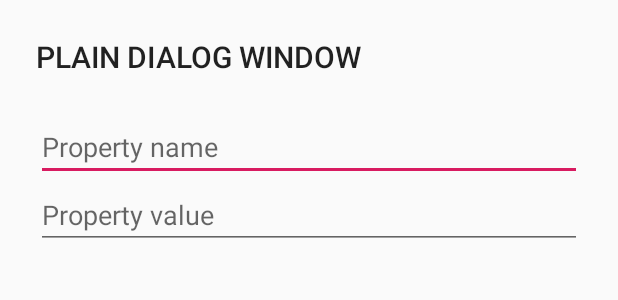
After one commit to kinjalik/Device-Manager-for-Android, an Android app: the layout dialog_create_device_prop.xml on its own in the app's theme, with its tools: preview values and no code run, on a phone screen of 412 x 824 dp. The commit adds this screen. Shown: the top 300 px of the screen. Run offline under Robolectric (Android 15) with nearby library versions, the phone set to English and light mode, and no system bars.

Commit message:
User now can add Device Property

```diff
--- a/app/src/main/java/com/example/devicemanagement/Activities/DeviceDetailActivity.java
+++ b/app/src/main/java/com/example/devicemanagement/Activities/DeviceDetailActivity.java
@@ -9,7 +9,7 @@ import android.support.v7.widget.Toolbar;
 import android.util.Log;
 import android.view.MenuItem;
 
-import com.example.devicemanagement.DeviceListRecyclerAdapter;
+import com.example.devicemanagement.Adapters.DeviceListRecyclerAdapter;
 import com.example.devicemanagement.Entities.Device;
 import com.example.devicemanagement.Fragments.DeviceDetailFragment;
 import com.example.devicemanagement.Network.BackendApi;
--- a/app/src/main/java/com/example/devicemanagement/Activities/InitActivity.java
+++ b/app/src/main/java/com/example/devicemanagement/Activities/InitActivity.java
@@ -32,8 +32,6 @@ public class InitActivity extends AppCompatActivity {
             public void onResult(Boolean res) {
                     if (res) {
                         Log.i(LOG_TAG, "User authorised, moving to MainActivity"); // ToDo: Add to log next screen
-                        Toast.makeText(getApplicationContext(), "\"You are logged in. Other functions not implemented.\"", Toast.LENGTH_SHORT).show();
-                        Snackbar.make(findViewById(R.id.drawer_layout))
                         Intent transit = new Intent(InitActivity.this, MainActivity.class);
                         startActivity(transit);
                     } else {
--- a/app/src/main/java/com/example/devicemanagement/DeviceListRecyclerAdapter.java
+++ b/app/src/main/java/com/example/devicemanagement/Adapters/DeviceListRecyclerAdapter.java
@@ -1,4 +1,4 @@
-package com.example.devicemanagement;
+package com.example.devicemanagement.Adapters;
 
 import android.content.Context;
 import android.content.Intent;
@@ -13,6 +13,7 @@ import android.widget.TextView;
 
 import com.example.devicemanagement.Activities.DeviceDetailActivity;
 import com.example.devicemanagement.Entities.Device;
+import com.example.devicemanagement.R;
 import com.google.gson.Gson;
 
 public class DeviceListRecyclerAdapter extends RecyclerView.Adapter<DeviceListRecyclerAdapter.ViewHolder> {
--- a/app/src/main/java/com/example/devicemanagement/PropertyListAdapter.java
+++ b/app/src/main/java/com/example/devicemanagement/Adapters/PropertyListAdapter.java
@@ -1,4 +1,4 @@
-package com.example.devicemanagement;
+package com.example.devicemanagement.Adapters;
 
 import android.content.Context;
 import android.support.annotation.NonNull;
@@ -9,6 +9,7 @@ import android.view.ViewGroup;
 import android.widget.TextView;
 
 import com.example.devicemanagement.Entities.DeviceProperty;
+import com.example.devicemanagement.R;
 
 public class PropertyListAdapter extends RecyclerView.Adapter<PropertyListAdapter.ViewHolder> {
     private final static String LOG_TAG = "PROPERTY_LIST_RECYCLER_ADAPTER";
--- a/app/src/main/java/com/example/devicemanagement/Network/BackendApi.java
+++ b/app/src/main/java/com/example/devicemanagement/Network/BackendApi.java
@@ -33,4 +33,7 @@ public interface BackendApi {
 
     @GET("/users/{uid}/devices/{did}/props")
     public Call<DeviceProperty[]> getUserDeviceProps(@Path("uid") int userId, @Path("did") int deviceId);
+
+    @POST("/users/{uid}/devices/{did}/props")
+    public Call<DeviceProperty> addUserDeviceProp(@Path("uid") int userId, @Path("did") int deviceId, @Body DeviceProperty dp);
 }
--- /dev/null
+++ b/app/src/main/res/drawable/ic_add_black_24dp.xml
@@ -0,0 +1,5 @@
+<vector android:height="24dp" android:tint="#FFFFFF"
+    android:viewportHeight="24.0" android:viewportWidth="24.0"
+    android:width="24dp" xmlns:android="http://schemas.android.com/apk/res/android">
+    <path android:fillColor="#FF000000" android:pathData="M19,13h-6v6h-2v-6H5v-2h6V5h2v6h6v2z"/>
+</vector>
--- a/app/src/main/res/layout-w900dp/fragment_device_list.xml
+++ b/app/src/main/res/layout-w900dp/fragment_device_list.xml
@@ -29,12 +29,14 @@
             tools:listitem="@layout/fragment_props_list_item"
             android:padding="8dp"
             />
+
         <android.support.design.widget.FloatingActionButton
             android:id="@+id/s_devices_list__add_device"
             android:layout_width="wrap_content"
             android:layout_height="wrap_content"
             android:layout_gravity="end|bottom"
-            android:layout_margin="16dp" />
+            android:layout_margin="16dp"
+            android:src="@drawable/ic_add_black_24dp"/>
 
     </FrameLayout>
 
--- a/app/src/main/res/layout/activity_device_details.xml
+++ b/app/src/main/res/layout/activity_device_details.xml
@@ -42,12 +42,12 @@
         app:layout_behavior="@string/appbar_scrolling_view_behavior" />
 
     <android.support.design.widget.FloatingActionButton
-        android:id="@+id/fab"
+        android:id="@+id/s_device_props__add_prop"
         android:layout_width="wrap_content"
         android:layout_height="wrap_content"
         android:layout_gravity="center_vertical|start"
         android:layout_margin="10dp"
-        app:srcCompat="@android:drawable/stat_notify_chat"
+        app:src="@drawable/ic_add_black_24dp"
         app:layout_anchor="@+id/device_detail_container"
         app:layout_anchorGravity="top|end" />
 
--- /dev/null
+++ b/app/src/main/res/layout/dialog_create_device_prop.xml
@@ -0,0 +1,33 @@
+<?xml version="1.0" encoding="utf-8"?>
+<LinearLayout xmlns:android="http://schemas.android.com/apk/res/android"
+    android:layout_width="match_parent"
+    android:layout_height="match_parent"
+    xmlns:app="http://schemas.android.com/apk/res-auto"
+    android:orientation="vertical"
+    android:padding="?attr/dialogPreferredPadding">
+
+    <TextView
+        android:id="@+id/d_create_device_prop__title"
+        android:layout_height="wrap_content"
+        android:layout_width="match_parent"
+        android:text="PLAIN DIALOG WINDOW"
+        android:textAppearance="@style/TextAppearance.AppCompat.Title"
+        android:layout_marginBottom="?attr/dialogPreferredPadding">
+
+    </TextView>
+
+    <EditText
+        android:id="@+id/d_create_device_prop__name"
+        android:layout_width="match_parent"
+        android:layout_height="wrap_content"
+        android:hint="@string/d_create_device_prop__name" />
+
+    <EditText
+        android:id="@+id/d_create_device_prop__value"
+        android:layout_width="match_parent"
+        android:layout_height="wrap_content"
+        android:hint="@string/d_create_device_prop__value"/>
+
+
+
+</LinearLayout>
--- a/app/src/main/res/layout/fragment_device_list.xml
+++ b/app/src/main/res/layout/fragment_device_list.xml
@@ -13,11 +13,13 @@
         tools:listitem="@layout/fragment_props_list_item"
         />
 
+    <!--ToDo: Добавление новых устройств-->
     <android.support.design.widget.FloatingActionButton
         android:id="@+id/s_devices_list__add_device"
         android:layout_width="wrap_content"
         android:layout_height="wrap_content"
         android:layout_gravity="end|bottom"
-        android:layout_margin="16dp" />
+        android:layout_margin="16dp"
+        android:src="@drawable/ic_add_black_24dp"/>
 
 </FrameLayout>
--- a/app/src/main/res/values/strings.xml
+++ b/app/src/main/res/values/strings.xml
@@ -18,4 +18,6 @@
     <string name="nav_drawer_close">Close navigation bar</string>
 
     <string name="hello_blank_fragment">Hello blank fragment</string>
+    <string name="d_create_device_prop__name">Property name</string>
+    <string name="d_create_device_prop__value">Property value</string>
 </resources>
```
Also changed, not shown: app/src/main/java/com/example/devicemanagement/Activities/MainActivity.java (+13 -5 lines), app/src/main/java/com/example/devicemanagement/DevicePropertyDialogFragment.java (added, +95 -0 lines), app/src/main/java/com/example/devicemanagement/Fragments/DeviceDetailFragment.java (+60 -2 lines), app/src/main/java/com/example/devicemanagement/Fragments/DeviceListFragment.java (+11 -1 lines), app/src/main/java/com/example/devicemanagement/Network/Authorisation.java (+4 -4 lines).
